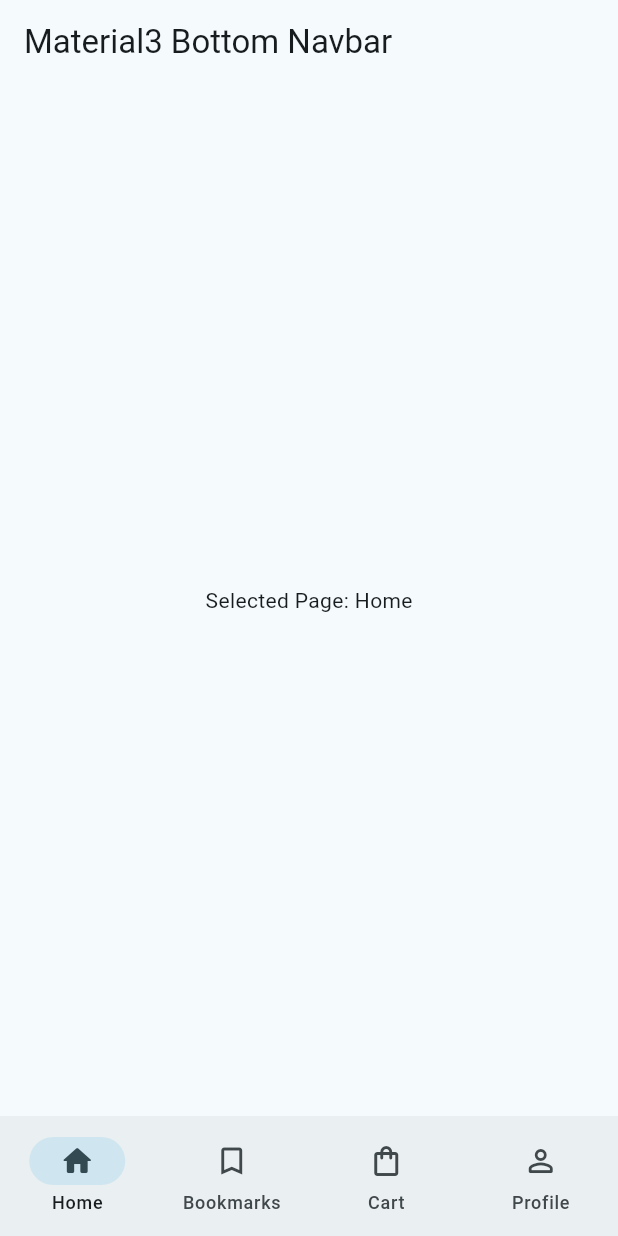
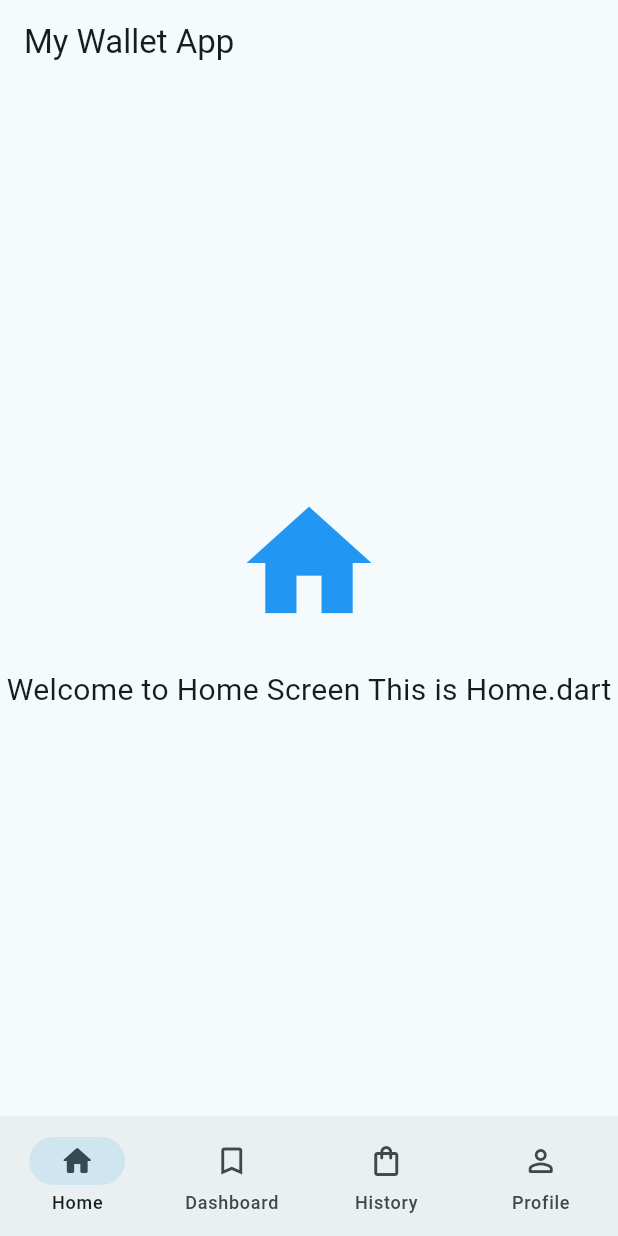
Before and after one commit to Thinnakorn050/mywallet, a Flutter app: the screen it shows after launch, on a phone screen of 412 x 824 dp. Run offline on Flutter 3.47's test engine with Material 3 defaults, Android fonts, the phone set to English and light mode, and no system bars.

Commit message:
4 main page with separate file

```diff
--- /dev/null
+++ b/lib/Home.dart
@@ -0,0 +1,26 @@
+import 'package:flutter/material.dart';
+
+class Home extends StatelessWidget {
+  @override
+  Widget build(BuildContext context) {
+    return Scaffold(
+      body: Center(
+        child: Column(
+          mainAxisAlignment: MainAxisAlignment.center,
+          children: [
+            Icon(
+              Icons.home,
+              size: 100,
+              color: Colors.blue,
+            ),
+            SizedBox(height: 20),
+            Text(
+              'Welcome to Home Screen This is Home.dart',
+              style: TextStyle(fontSize: 20),
+            ),
+          ],
+        ),
+      ),
+    );
+  }
+}
--- a/lib/material3_bottom.dart
+++ b/lib/material3_bottom.dart
@@ -1,4 +1,8 @@
 import 'package:flutter/material.dart';
+import 'package:mywallet/History.dart';
+import 'package:mywallet/Profile.dart';
+import 'Dashboard.dart';
+import 'Home.dart';
 
 class Material3BottomNav extends StatefulWidget {
   const Material3BottomNav({Key? key}) : super(key: key);
@@ -13,9 +17,8 @@ class _Material3BottomNavState extends State<Material3BottomNav> {
   @override
   Widget build(BuildContext context) {
     return Scaffold(
-      appBar: AppBar(title: const Text('Material3 Bottom Navbar')),
-      body: Center(
-          child: Text("Selected Page: ${_navBarItems[_selectedIndex].label}")),
+      appBar: AppBar(title: const Text('My Wallet App')),
+      body: _getPage(_selectedIndex),
       bottomNavigationBar: NavigationBar(
         animationDuration: const Duration(seconds: 1),
         selectedIndex: _selectedIndex,
@@ -28,8 +31,61 @@ class _Material3BottomNavState extends State<Material3BottomNav> {
       ),
     );
   }
+
+  Widget _getPage(int index) {
+    switch (index) {
+      case 0:
+        return HomeScreen();
+      case 1:
+        return DashboardScreen();
+      case 2:
+        return HistoryScreen();
+      case 3:
+        return ProfileScreen();
+      default:
+        return Container();
+    }
+  }
 }
 
+// Define your separate page widgets here
+class HomeScreen extends StatelessWidget {
+  @override
+  Widget build(BuildContext context) {
+    return Scaffold(
+      body: Home(),
+    );
+  }
+}
+
+class DashboardScreen extends StatelessWidget {
+  @override
+  Widget build(BuildContext context) {
+    return Scaffold(
+      body: Dashboard(),
+    );
+  }
+}
+
+class HistoryScreen extends StatelessWidget {
+  @override
+  Widget build(BuildContext context) {
+    return Scaffold(
+      body: History(),
+    );
+  }
+}
+
+class ProfileScreen extends StatelessWidget {
+  @override
+  Widget build(BuildContext context) {
+    return Scaffold(
+      body: Profile(),
+    );
+  }
+}
+
+// Your existing navigation destination items
 const _navBarItems = [
   NavigationDestination(
     icon: Icon(Icons.home_outlined),
@@ -39,12 +95,12 @@ const _navBarItems = [
   NavigationDestination(
     icon: Icon(Icons.bookmark_border_outlined),
     selectedIcon: Icon(Icons.bookmark_rounded),
-    label: 'Bookmarks',
+    label: 'Dashboard',
   ),
   NavigationDestination(
     icon: Icon(Icons.shopping_bag_outlined),
     selectedIcon: Icon(Icons.shopping_bag),
-    label: 'Cart',
+    label: 'History',
   ),
   NavigationDestination(
     icon: Icon(Icons.person_outline_rounded),
```
Also changed, not shown: lib/Dashboard.dart (added, +26 -0 lines), lib/History.dart (added, +26 -0 lines), lib/Profile.dart (added, +26 -0 lines).
